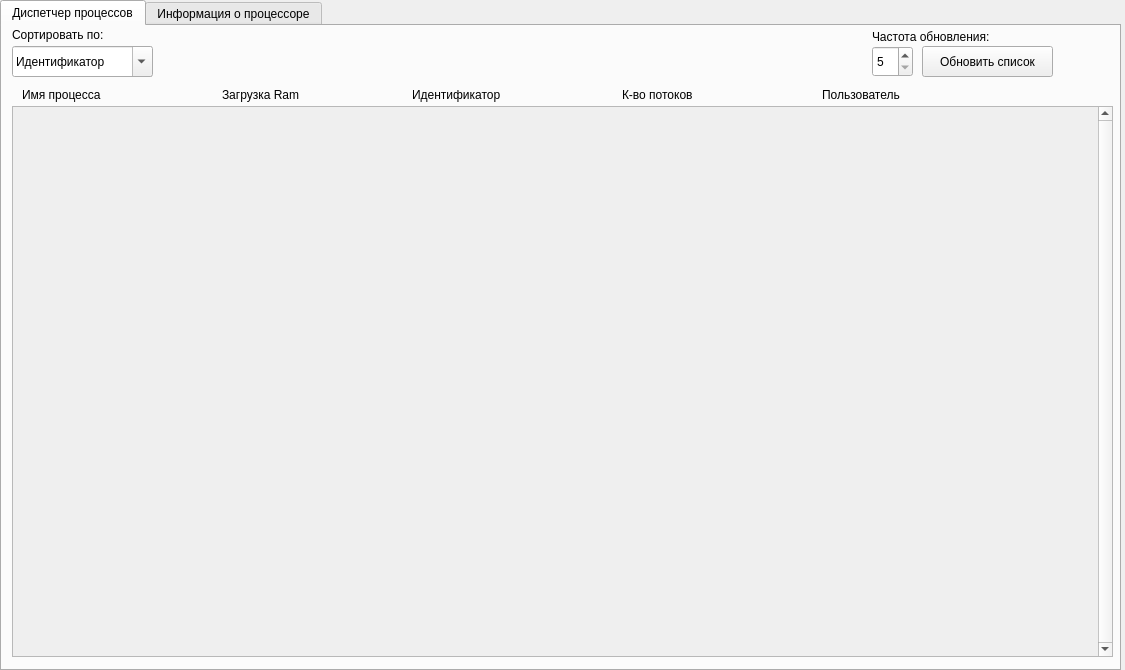
Before: the Qt Designer form mainwindow.ui in APridy/TaskManagerLinux, drawn with Qt 5.
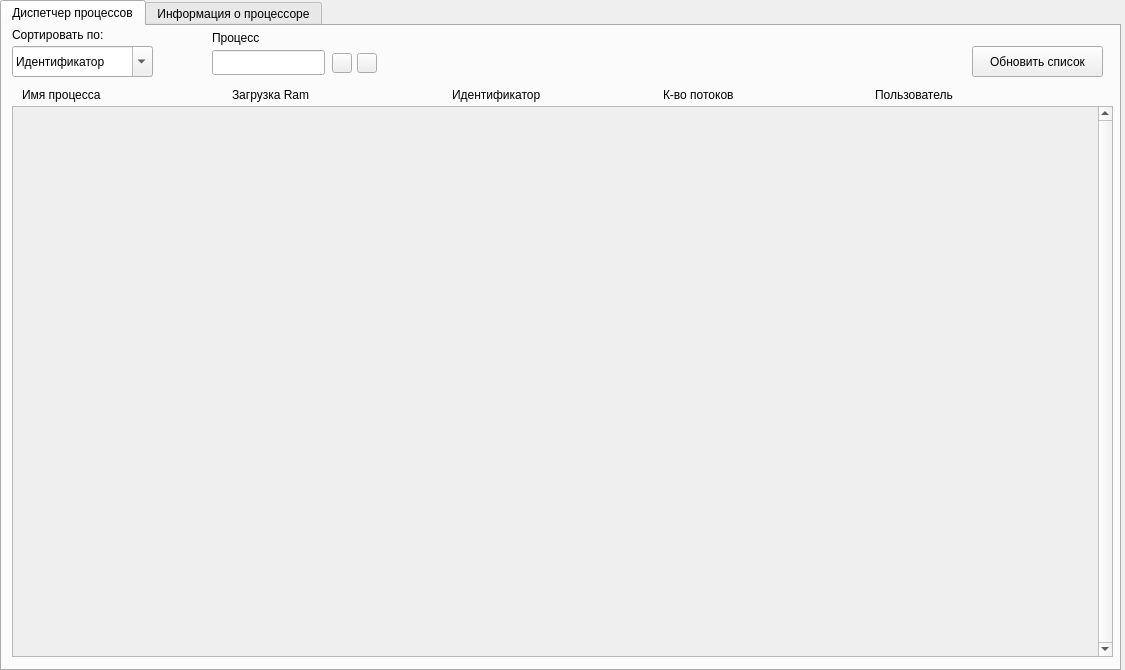
After: the same form once the commit is applied. Icons and pictures are not drawn.

```diff
--- a/mainwindow.ui
+++ b/mainwindow.ui
@@ -81,7 +81,7 @@
      <widget class="QPushButton" name="pushButton_2">
       <property name="geometry">
        <rect>
-        <x>920</x>
+        <x>970</x>
         <y>20</y>
         <width>131</width>
         <height>31</height>
@@ -140,7 +140,7 @@
      <widget class="QLabel" name="label_10">
       <property name="geometry">
        <rect>
-        <x>410</x>
+        <x>450</x>
         <y>60</y>
         <width>121</width>
         <height>17</height>
@@ -153,7 +153,7 @@
      <widget class="QLabel" name="label_11">
       <property name="geometry">
        <rect>
-        <x>220</x>
+        <x>230</x>
         <y>60</y>
         <width>101</width>
         <height>17</height>
@@ -166,7 +166,7 @@
      <widget class="QLabel" name="label_12">
       <property name="geometry">
        <rect>
-        <x>820</x>
+        <x>873</x>
         <y>60</y>
         <width>101</width>
         <height>17</height>
@@ -176,38 +176,6 @@
        <string>Пользователь</string>
       </property>
      </widget>
-     <widget class="QSpinBox" name="spinBox">
-      <property name="geometry">
-       <rect>
-        <x>870</x>
-        <y>20</y>
-        <width>41</width>
-        <height>31</height>
-       </rect>
-      </property>
-      <property name="minimum">
-       <number>5</number>
-      </property>
-      <property name="maximum">
-       <number>30</number>
-      </property>
-      <property name="singleStep">
-       <number>1</number>
-      </property>
-     </widget>
-     <widget class="QLabel" name="label_13">
-      <property name="geometry">
-       <rect>
-        <x>870</x>
-        <y>0</y>
-        <width>171</width>
-        <height>21</height>
-       </rect>
-      </property>
-      <property name="text">
-       <string>Частота обновления:</string>
-      </property>
-     </widget>
      <widget class="QLabel" name="label_14">
       <property name="geometry">
        <rect>
@@ -224,7 +192,7 @@
      <widget class="QLabel" name="label_15">
       <property name="geometry">
        <rect>
-        <x>620</x>
+        <x>661</x>
         <y>60</y>
         <width>91</width>
         <height>17</height>
@@ -234,6 +202,68 @@
        <string>К-во потоков</string>
       </property>
      </widget>
+     <widget class="QLineEdit" name="lineEdit">
+      <property name="geometry">
+       <rect>
+        <x>210</x>
+        <y>24</y>
+        <width>113</width>
+        <height>25</height>
+       </rect>
+      </property>
+     </widget>
+     <widget class="QLabel" name="label_16">
+      <property name="geometry">
+       <rect>
+        <x>210</x>
+        <y>3</y>
+        <width>67</width>
+        <height>17</height>
+       </rect>
+      </property>
+      <property name="text">
+       <string>Процесс</string>
+      </property>
+     </widget>
+     <widget class="QPushButton" name="pushButton_3">
+      <property name="geometry">
+       <rect>
+        <x>330</x>
+        <y>27</y>
+        <width>20</width>
+        <height>20</height>
+       </rect>
+      </property>
+      <property name="text">
+       <string/>
+      </property>
+     </widget>
+     <widget class="QLabel" name="label_17">
+      <property name="geometry">
+       <rect>
+        <x>380</x>
+        <y>27</y>
+        <width>471</width>
+        <height>17</height>
+       </rect>
+      </property>
+      <property name="text">
+       <string/>
+      </property>
+     </widget>
+     <widget class="QPushButton" name="pushButton">
+      <property name="geometry">
+       <rect>
+        <x>355</x>
+        <y>27</y>
+        <width>20</width>
+        <height>20</height>
+       </rect>
+      </property>
+      <property name="text">
+       <string/>
+      </property>
+     </widget>
     </widget>
     <widget class="QWidget" name="tab_2">
      <attribute name="title">
@@ -354,19 +384,6 @@
        <string>Загрузка процессора:</string>
       </property>
      </widget>
-     <widget class="QPushButton" name="pushButton">
-      <property name="geometry">
-       <rect>
-        <x>650</x>
-        <y>250</y>
-        <width>89</width>
-        <height>25</height>
-       </rect>
-      </property>
-      <property name="text">
-       <string>PushButton</string>
-      </property>
-     </widget>
     </widget>
    </widget>
   </widget>
```
